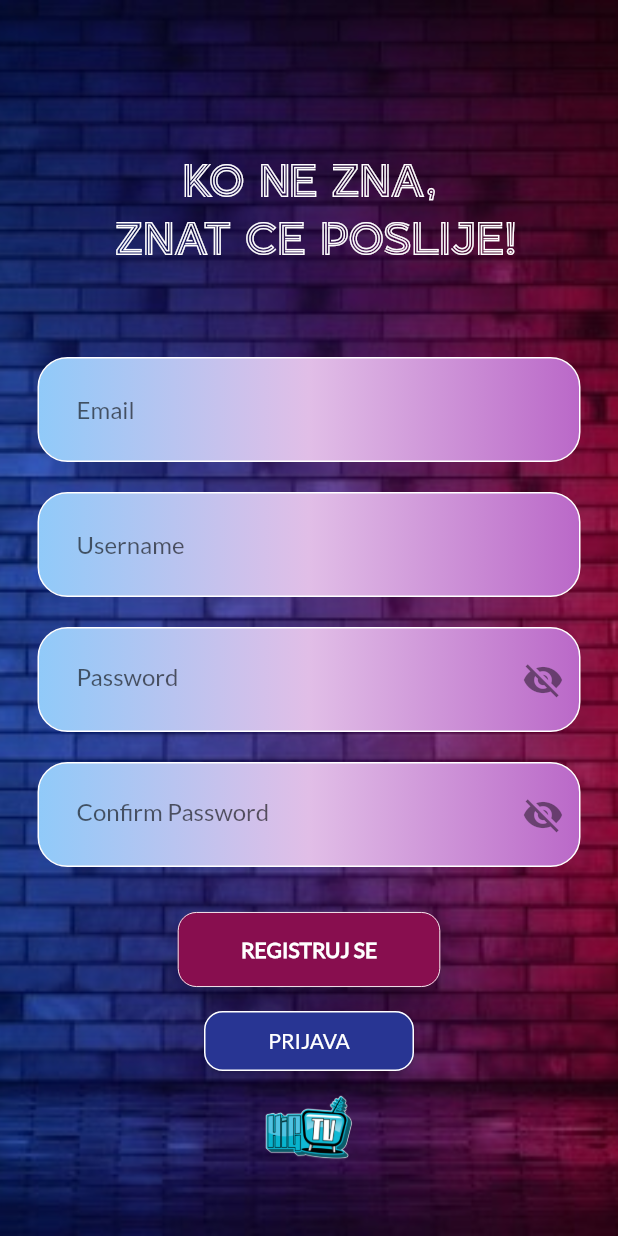
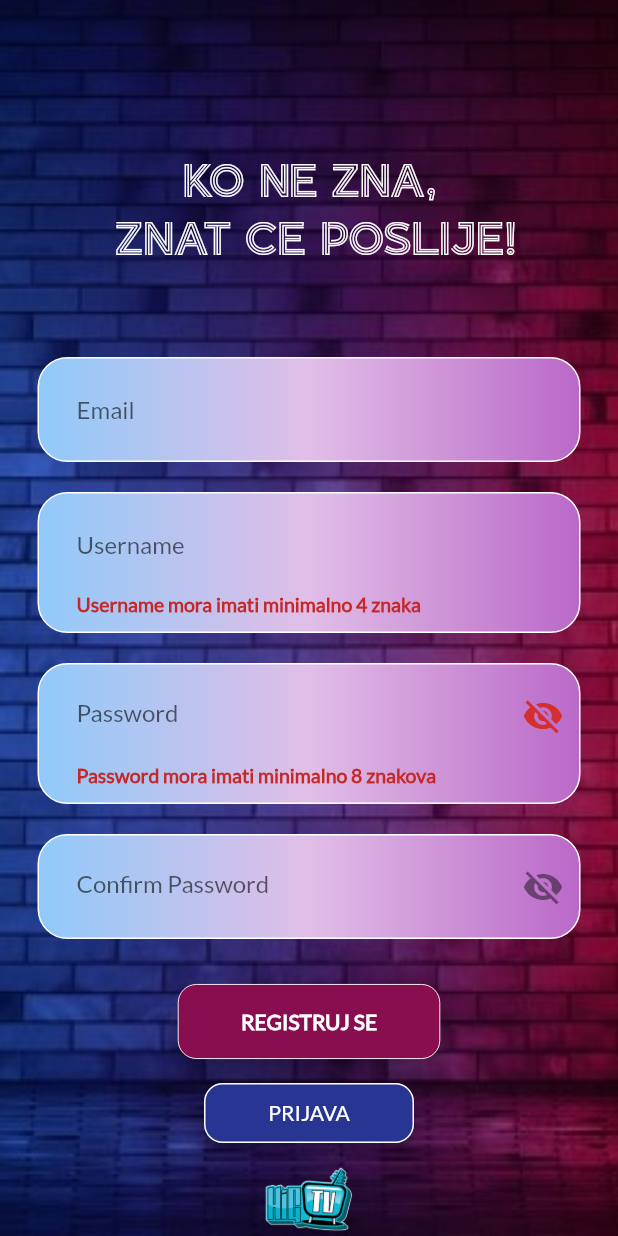
Before and after one commit to emeban44/ultimate_quiz_app, a Flutter app: the screen it shows after launch, after a tap on "REGISTRACIJA", after a tap on "REGISTRUJ SE", on a phone screen of 412 x 824 dp. Run offline on Flutter 3.47's test engine with Material 2 defaults, Android fonts, the phone set to English and light mode, and no system bars; our stand-ins replace firebase_auth, firebase_core; accounts and stored records are empty.

Commit message:
more adjustments

```diff
--- a/ultimate_quiz_app/lib/view/login/login_page.dart
+++ b/ultimate_quiz_app/lib/view/login/login_page.dart
@@ -28,10 +28,13 @@ class _LoginPageState extends State<LoginPage> {
   bool isSignUp = false;
 
   void toggleSignUp(bool value) {
+    final String email = _email.text;
     setState(() {
       isSignUp = value;
     });
+    _password.clear();
     _loginKey.currentState!.reset();
+    _email.text = email;
   }
 
   @override
@@ -70,9 +73,10 @@ class _LoginPageState extends State<LoginPage> {
                         if (isSignUp) _buildConfirmPasswordField(),
                         if (isSignUp)
                           MainButton(
-                            buttonTitle: 'REGISTRUJ SE',
-                            onPress: () {},
-                          )
+                              buttonTitle: 'REGISTRUJ SE',
+                              onPress: () {
+                                _loginKey.currentState!.validate();
+                              })
                         else
                           MainButton(
                             buttonTitle: 'PRIJAVI SE',
--- a/ultimate_quiz_app/lib/widgets/custom_text_field.dart
+++ b/ultimate_quiz_app/lib/widgets/custom_text_field.dart
@@ -71,22 +71,20 @@ class _CustomTextFieldState extends State<CustomTextField> {
                     });
                   },
                   child: showPass
-                      ? Icon(
-                          Icons.visibility,
-                          size: 28,
-                        )
-                      : Icon(
-                          Icons.visibility_off,
-                          size: 28,
-                        ),
+                      ? const Icon(Icons.visibility, size: 28)
+                      : const Icon(Icons.visibility_off, size: 28),
                 )
               : null,
-          hintStyle: TextStyle(
+          hintStyle: const TextStyle(
             fontFamily: 'Lato',
-
             fontSize: 16,
             fontWeight: FontWeight.normal,
-            //fontWeight: FontWeight.bold,
+          ),
+          errorStyle: TextStyle(
+            fontFamily: 'Lato',
+            fontSize: 13,
+            fontWeight: FontWeight.bold,
+            color: Colors.red.shade800,
           ),
           border: InputBorder.none,
         ),
```
